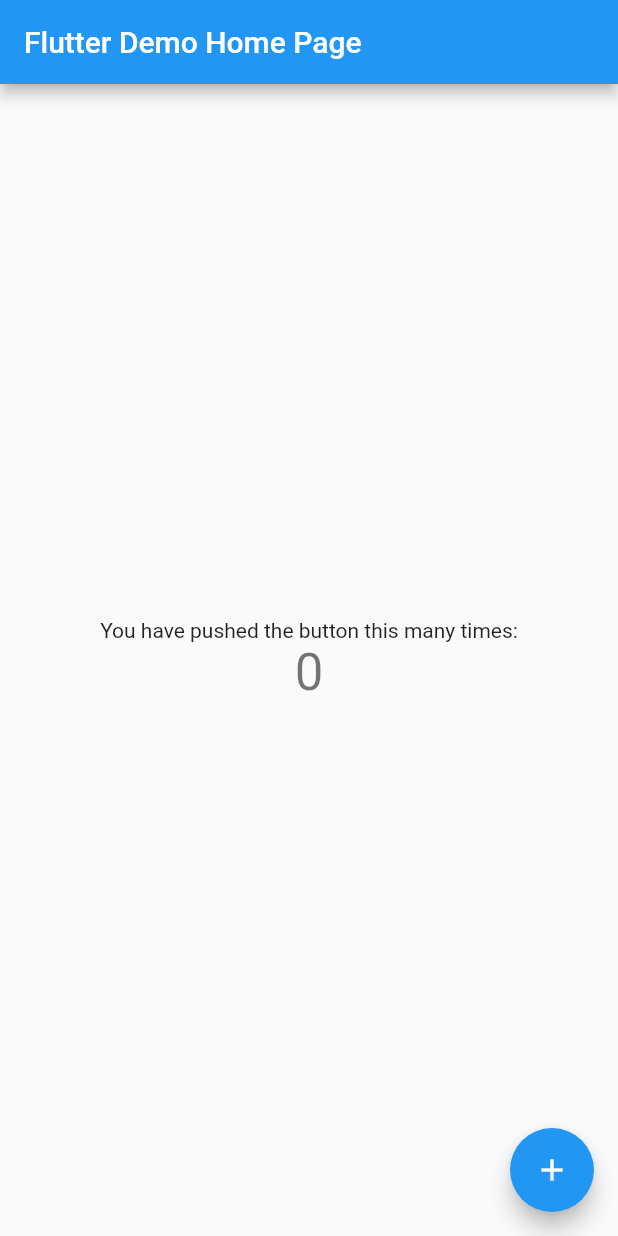
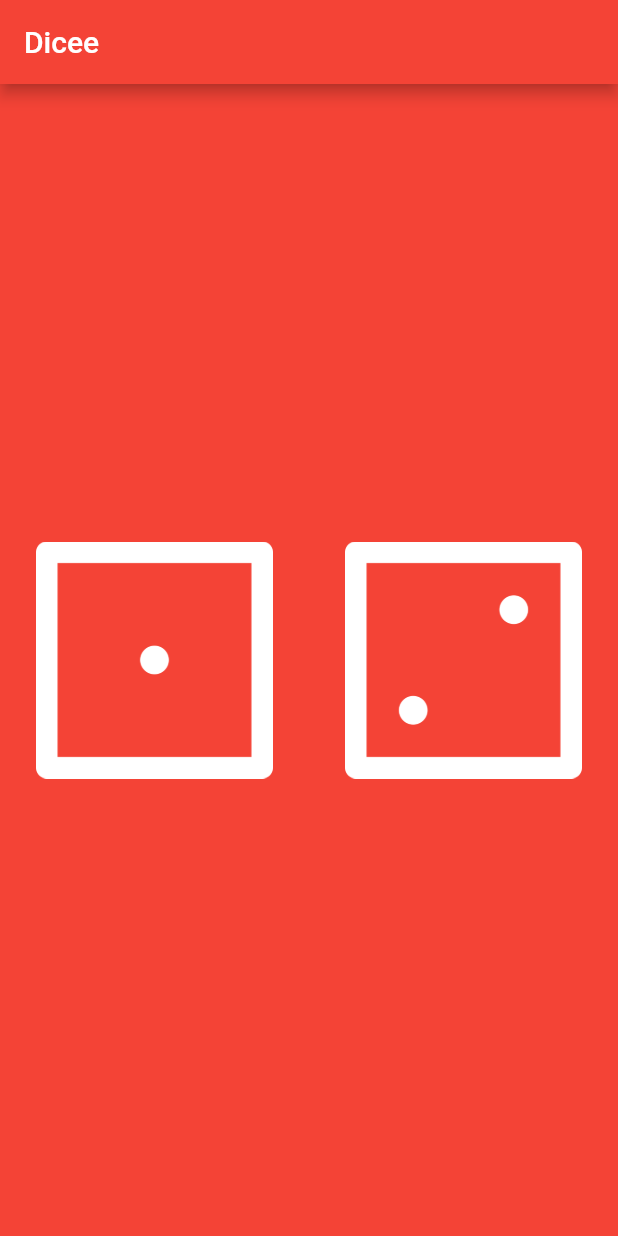
Before and after one commit to Abdulrahman-AL-Sabagh/flutter_course, a Flutter app: the screen it shows after launch, on a phone screen of 412 x 824 dp. Run offline on Flutter 3.47's test engine with Material 2 defaults, Android fonts, the phone set to English and light mode, and no system bars.

Commit message:
adding layout to the dice app

```diff
--- a/dicee/lib/main.dart
+++ b/dicee/lib/main.dart
@@ -1,115 +1,47 @@
 import 'package:flutter/material.dart';
 
 void main() {
-  runApp(const MyApp());
+  runApp(MaterialApp(
+    home: Scaffold(
+      backgroundColor: Colors.red,
+      appBar: AppBar(
+        title: const Text("Dicee"),
+        backgroundColor: Colors.red,
+      ),
+      body: DicePage(),
+    ),
+  ));
 }
 
-class MyApp extends StatelessWidget {
-  const MyApp({Key? key}) : super(key: key);
-
-  // This widget is the root of your application.
+class DicePage extends StatelessWidget {
   @override
   Widget build(BuildContext context) {
-    return MaterialApp(
-      title: 'Flutter Demo',
-      theme: ThemeData(
-        // This is the theme of your application.
-        //
-        // Try running your application with "flutter run". You'll see the
-        // application has a blue toolbar. Then, without quitting the app, try
-        // changing the primarySwatch below to Colors.green and then invoke
-        // "hot reload" (press "r" in the console where you ran "flutter run",
-        // or simply save your changes to "hot reload" in a Flutter IDE).
-        // Notice that the counter didn't reset back to zero; the application
-        // is not restarted.
-        primarySwatch: Colors.blue,
+    return Center(
+      child: Row(
+        children: <Widget>[
+          Expanded(
+              child: Padding(
+            padding: const EdgeInsets.all(16.0),
+            child: TextButton(
+              onPressed: () {},
+              child: Image.asset(
+                "images/dice1.png",
+              ),
+            ),
+          )),
+          Expanded(
+              child: Padding(
+            padding: const EdgeInsets.all(16.0),
+            child: TextButton(
+              focusNode: null,
+              onPressed: () {},
+              child: Image.asset(
+                "images/dice2.png",
+              ),
+            ),
+          ))
+        ],
       ),
-      home: const MyHomePage(title: 'Flutter Demo Home Page'),
     );
   }
 }
-
-class MyHomePage extends StatefulWidget {
-  const MyHomePage({Key? key, required this.title}) : super(key: key);
-
-  // This widget is the home page of your application. It is stateful, meaning
-  // that it has a State object (defined below) that contains fields that affect
-  // how it looks.
-
-  // This class is the configuration for the state. It holds the values (in this
-  // case the title) provided by the parent (in this case the App widget) and
-  // used by the build method of the State. Fields in a Widget subclass are
-  // always marked "final".
-
-  final String title;
-
-  @override
-  State<MyHomePage> createState() => _MyHomePageState();
-}
-
-class _MyHomePageState extends State<MyHomePage> {
-  int _counter = 0;
-
-  void _incrementCounter() {
-    setState(() {
-      // This call to setState tells the Flutter framework that something has
-      // changed in this State, which causes it to rerun the build method below
-      // so that the display can reflect the updated values. If we changed
-      // _counter without calling setState(), then the build method would not be
-      // called again, and so nothing would appear to happen.
-      _counter++;
-    });
-  }
-
-  @override
-  Widget build(BuildContext context) {
-    // This method is rerun every time setState is called, for instance as done
-    // by the _incrementCounter method above.
-    //
-    // The Flutter framework has been optimized to make rerunning build methods
-    // fast, so that you can just rebuild anything that needs updating rather
-    // than having to individually change instances of widgets.
-    return Scaffold(
-      appBar: AppBar(
-        // Here we take the value from the MyHomePage object that was created by
-        // the App.build method, and use it to set our appbar title.
-        title: Text(widget.title),
-      ),
-      body: Center(
-        // Center is a layout widget. It takes a single child and positions it
-        // in the middle of the parent.
-        child: Column(
-          // Column is also a layout widget. It takes a list of children and
-          // arranges them vertically. By default, it sizes itself to fit its
-          // children horizontally, and tries to be as tall as its parent.
-          //
-          // Invoke "debug painting" (press "p" in the console, choose the
-          // "Toggle Debug Paint" action from the Flutter Inspector in Android
-          // Studio, or the "Toggle Debug Paint" command in Visual Studio Code)
-          // to see the wireframe for each widget.
-          //
-          // Column has various properties to control how it sizes itself and
-          // how it positions its children. Here we use mainAxisAlignment to
-          // center the children vertically; the main axis here is the vertical
-          // axis because Columns are vertical (the cross axis would be
-          // horizontal).
-          mainAxisAlignment: MainAxisAlignment.center,
-          children: <Widget>[
-            const Text(
-              'You have pushed the button this many times:',
-            ),
-            Text(
-              '$_counter',
-              style: Theme.of(context).textTheme.headline4,
-            ),
-          ],
-        ),
-      ),
-      floatingActionButton: FloatingActionButton(
-        onPressed: _incrementCounter,
-        tooltip: 'Increment',
-        child: const Icon(Icons.add),
-      ), // This trailing comma makes auto-formatting nicer for build methods.
-    );
-  }
-}
--- a/dicee/pubspec.yaml
+++ b/dicee/pubspec.yaml
@@ -57,9 +57,9 @@
   # the material Icons class.
   uses-material-design: true
 
-  # To add assets to your application, add an assets section, like this:
-  # assets:
-  #   - images/a_dot_burr.jpeg
+    # To add assets to your application, add an assets section, like this:
+  assets:
+    - images/
   #   - images/a_dot_ham.jpeg
 
   # An image asset can refer to one or more resolution-specific "variants", see
```
